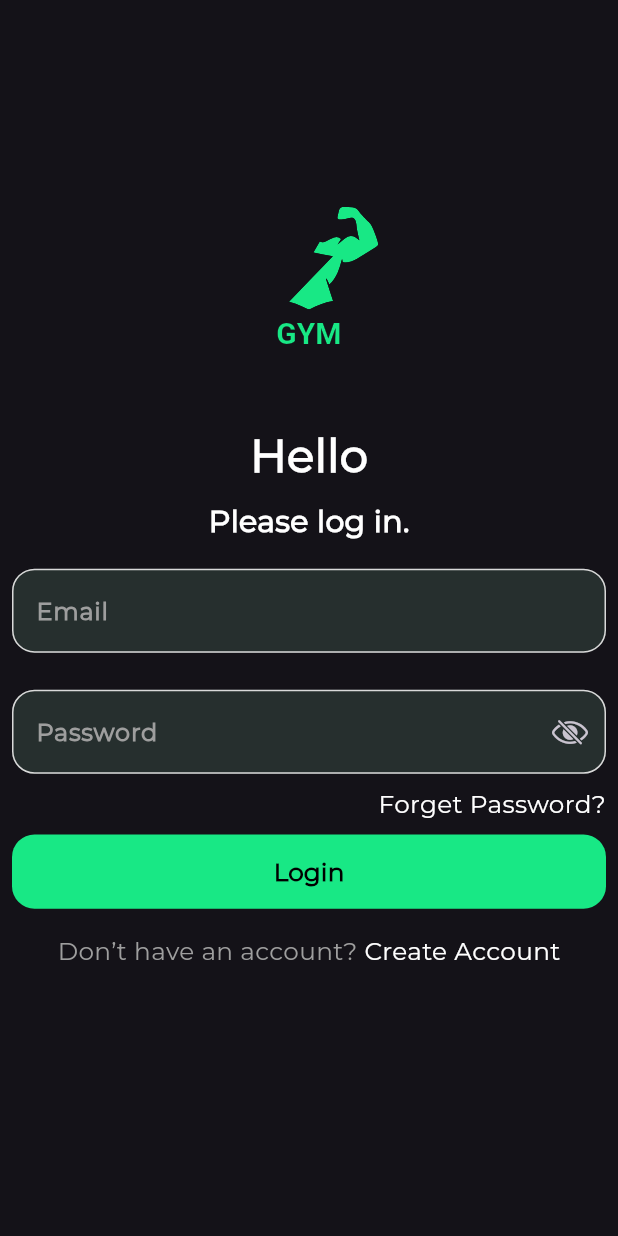
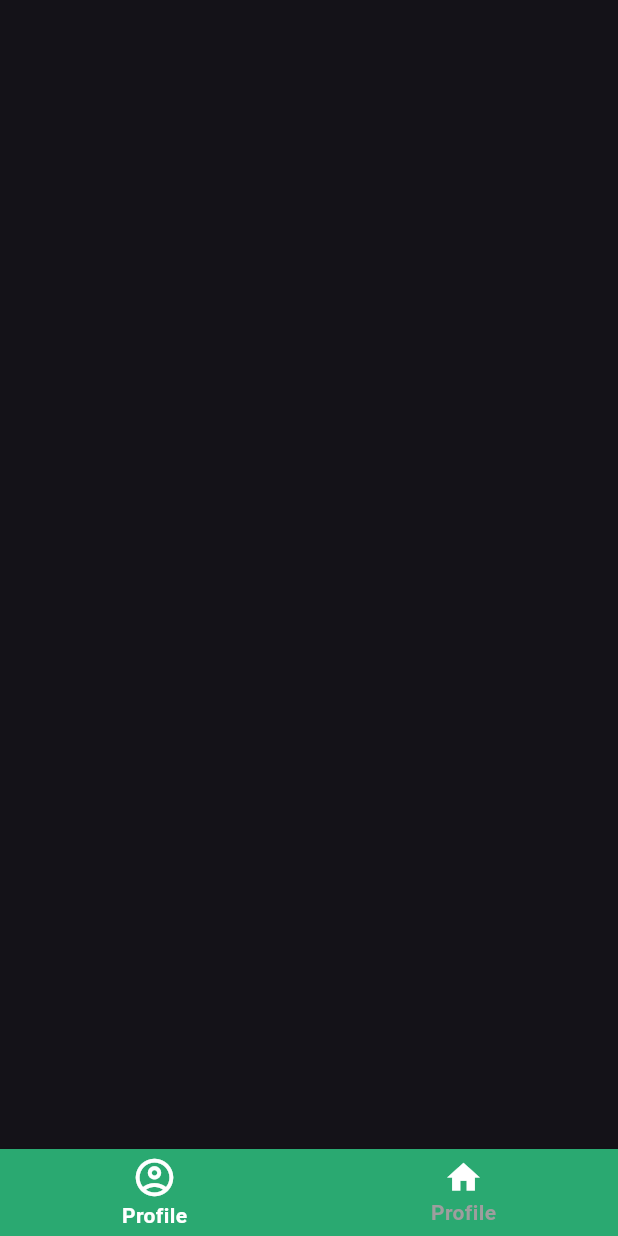
Before and after one commit to MahmoudElgaml/gym_system, a Flutter app: the screen it shows after launch, on a phone screen of 412 x 824 dp. Run offline on Flutter 3.47's test engine with Material 3 defaults, Android fonts, the phone set to English and light mode, and no system bars; drawn by our look-alikes of stylish_bottom_bar; our stand-ins replace bloc, connectivity_plus, dio, dropdown_button2, flutter_bloc, flutter_easyloading and 9 more; missing offline and left inert: bottom_picker, radio_group_v2; accounts and stored records are empty.

Commit message:
create layout home and nav bar create files of profile

```diff
--- a/lib/config/routes/routes.dart
+++ b/lib/config/routes/routes.dart
@@ -1,12 +1,24 @@
+import 'package:flutter_bloc/flutter_bloc.dart';
 import 'package:go_router/go_router.dart';
 import 'package:gym_system/features/auth/presentation/screens/sign_in/sign_in_screen.dart';
 import 'package:gym_system/features/auth/presentation/screens/sign_up/sign_up_screen.dart';
+import 'package:gym_system/features/home_layout/presentation/manager/home_layout_cubit.dart';
+
+import '../../features/home_layout/presentation/views/home_layout.dart';
 
 class AppRoute {
-  static const signInScreen = '/';
+  static const homeLayout = '/';
+  static const signInScreen = '/signInScreen';
   static const signUpScreen = '/signUpScreen';
   static final router = GoRouter(
     routes: [
+      GoRoute(
+        path: homeLayout,
+        builder: (context, state) => BlocProvider(
+          create: (context) => HomeLayoutCubit(),
+          child: const HomeLayoutPage(),
+        ),
+      ),
       GoRoute(
         path: signInScreen,
         builder: (context, state) => const SignInScreen(),
--- a/lib/core/utils/app_string.dart
+++ b/lib/core/utils/app_string.dart
@@ -18,4 +18,5 @@ abstract class AppString {
   static const String female = 'Female';
   static const String doHaveAnAccount = "Do have an account? ";
   static const String signIn = 'Sign In';
+  static const String profile = 'Profile';
 }
--- /dev/null
+++ b/lib/features/home_layout/presentation/manager/home_layout_cubit.dart
@@ -0,0 +1,18 @@
+import 'package:bloc/bloc.dart';
+import 'package:flutter/material.dart';
+import 'package:flutter_bloc/flutter_bloc.dart';
+import 'package:gym_system/features/profile/presentation/screens/profile_screen.dart';
+
+part 'home_layout_state.dart';
+
+class HomeLayoutCubit extends Cubit<HomeLayoutState> {
+  HomeLayoutCubit() : super(ProfileScreenState());
+
+  changePage(int index) {
+    switch (index) {
+      case 0:
+        emit(ProfileScreenState());
+        break;
+    }
+  }
+}
--- /dev/null
+++ b/lib/features/home_layout/presentation/manager/home_layout_state.dart
@@ -0,0 +1,13 @@
+part of 'home_layout_cubit.dart';
+
+@immutable
+abstract class HomeLayoutState {
+  Widget get page;
+}
+
+final class ProfileScreenState extends HomeLayoutState {
+  @override
+  Widget get page {
+    return const ProfileScreen();
+  }
+}
--- /dev/null
+++ b/lib/features/home_layout/presentation/views/home_layout.dart
@@ -0,0 +1,20 @@
+import 'package:flutter/material.dart';
+import 'package:flutter_bloc/flutter_bloc.dart';
+import '../manager/home_layout_cubit.dart';
+import 'nav_bottom.dart';
+
+class HomeLayoutPage extends StatelessWidget {
+  const HomeLayoutPage({super.key});
+
+  @override
+  Widget build(BuildContext context) {
+    return Scaffold(
+      body: BlocBuilder<HomeLayoutCubit, HomeLayoutState>(
+        builder: (context, state) {
+          return state.page;
+        },
+      ),
+      bottomNavigationBar: const BottomNavBar(),
+    );
+  }
+}
--- /dev/null
+++ b/lib/features/home_layout/presentation/views/nav_bottom.dart
@@ -0,0 +1,46 @@
+import 'package:flutter/material.dart';
+import 'package:flutter_bloc/flutter_bloc.dart';
+import 'package:stylish_bottom_bar/stylish_bottom_bar.dart';
+import '../../../../../core/utils/app_color.dart';
+import '../../../../../core/utils/app_string.dart';
+import '../manager/home_layout_cubit.dart';
+
+class BottomNavBar extends StatefulWidget {
+  const BottomNavBar({super.key});
+
+  @override
+  State<BottomNavBar> createState() => _BottomNavBarState();
+}
+
+int selectedIndex = 0;
+
+class _BottomNavBarState extends State<BottomNavBar> {
+  @override
+  Widget build(BuildContext context) {
+    return StylishBottomBar(
+      option: DotBarOptions(),
+      backgroundColor: AppColor.secondaryColor,
+      items: [
+        BottomBarItem(
+          icon: const Icon(Icons.account_circle_outlined,
+              color: AppColor.whiteColor),
+          title: const Text(AppString.profile),
+          selectedColor: AppColor.whiteColor,
+        ),
+        BottomBarItem(
+          icon: const Icon(Icons.home, color: AppColor.whiteColor),
+          title: const Text(AppString.profile),
+          selectedColor: AppColor.whiteColor,
+        ),
+      ],
+      hasNotch: true,
+      currentIndex: selectedIndex,
+      onTap: (index) {
+        context.read<HomeLayoutCubit>().changePage(index);
+        setState(() {
+          selectedIndex = index;
+        });
+      },
+    );
+  }
+}
--- /dev/null
+++ b/lib/features/profile/presentation/screens/profile_screen.dart
@@ -0,0 +1,16 @@
+import 'package:flutter/material.dart';
+
+class ProfileScreen extends StatelessWidget {
+  const ProfileScreen({super.key});
+
+  @override
+  Widget build(BuildContext context) {
+    return Scaffold(
+      body: Column(
+        children: [
+
+        ],
+      ),
+    );
+  }
+}
--- a/pubspec.yaml
+++ b/pubspec.yaml
@@ -63,6 +63,7 @@ dependencies:
   intl_phone_field: ^3.2.0
   bottom_picker: ^2.11.1
   radio_group_v2: ^3.3.1
+  stylish_bottom_bar: ^1.1.0
 
 
 dev_dependencies:
```
Also changed, not shown: pubspec.lock.
